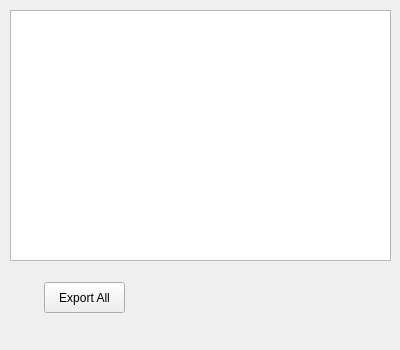
Above: core/shaderIO/shaderIOQt.ui from rupengfei/TD_code before the change. Below: the same form after it.
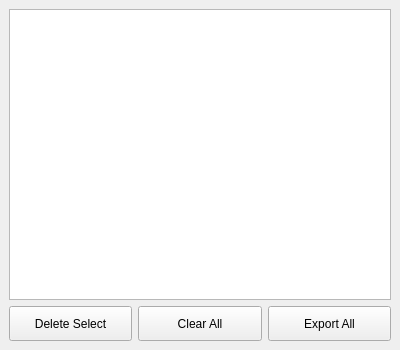
That is the form after the change.

The edit to the form file:
```diff
--- a/core/shaderIO/shaderIOQt.ui
+++ b/core/shaderIO/shaderIOQt.ui
@@ -23,14 +23,45 @@
    <bool>true</bool>
   </property>
   <widget class="QWidget" name="centralwidget">
+   <layout class="QVBoxLayout" name="verticalLayout">
+    <item>
+     <widget class="QListView" name="list_view"/>
+    </item>
+    <item>
+     <layout class="QHBoxLayout" name="horizontalLayout">
+      <item>
    <widget class="QPushButton" name="pushButton">
-    <property name="geometry">
-     <rect>
-      <x>44</x>
-      <y>282</y>
-      <width>81</width>
-      <height>31</height>
-     </rect>
+        <property name="minimumSize">
+         <size>
+          <width>100</width>
+          <height>35</height>
+         </size>
+        </property>
+        <property name="text">
+         <string>Delete Select</string>
+        </property>
+       </widget>
+      </item>
+      <item>
+       <widget class="QPushButton" name="pushButton_2">
+        <property name="minimumSize">
+         <size>
+          <width>0</width>
+          <height>35</height>
+         </size>
+        </property>
+        <property name="text">
+         <string>Clear All</string>
+        </property>
+       </widget>
+      </item>
+      <item>
+       <widget class="QPushButton" name="export_all">
+        <property name="minimumSize">
+         <size>
+          <width>100</width>
+          <height>35</height>
+         </size>
     </property>
     <property name="cursor">
      <cursorShape>PointingHandCursor</cursorShape>
@@ -39,16 +70,10 @@
      <string>Export All</string>
     </property>
    </widget>
-   <widget class="QListWidget" name="list_widget">
-    <property name="geometry">
-     <rect>
-      <x>10</x>
-      <y>10</y>
-      <width>381</width>
-      <height>251</height>
-     </rect>
-    </property>
-   </widget>
+      </item>
+     </layout>
+    </item>
+   </layout>
   </widget>
  </widget>
  <resources/>
```
Lines whose indentation alone changed are shown as unchanged.
